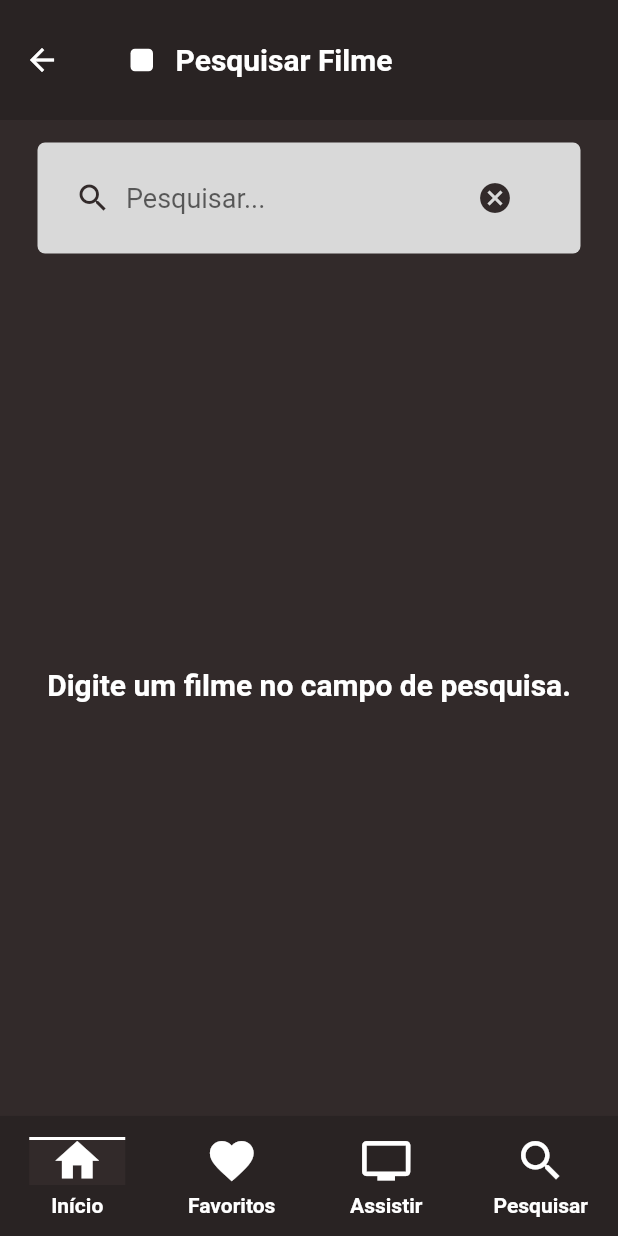
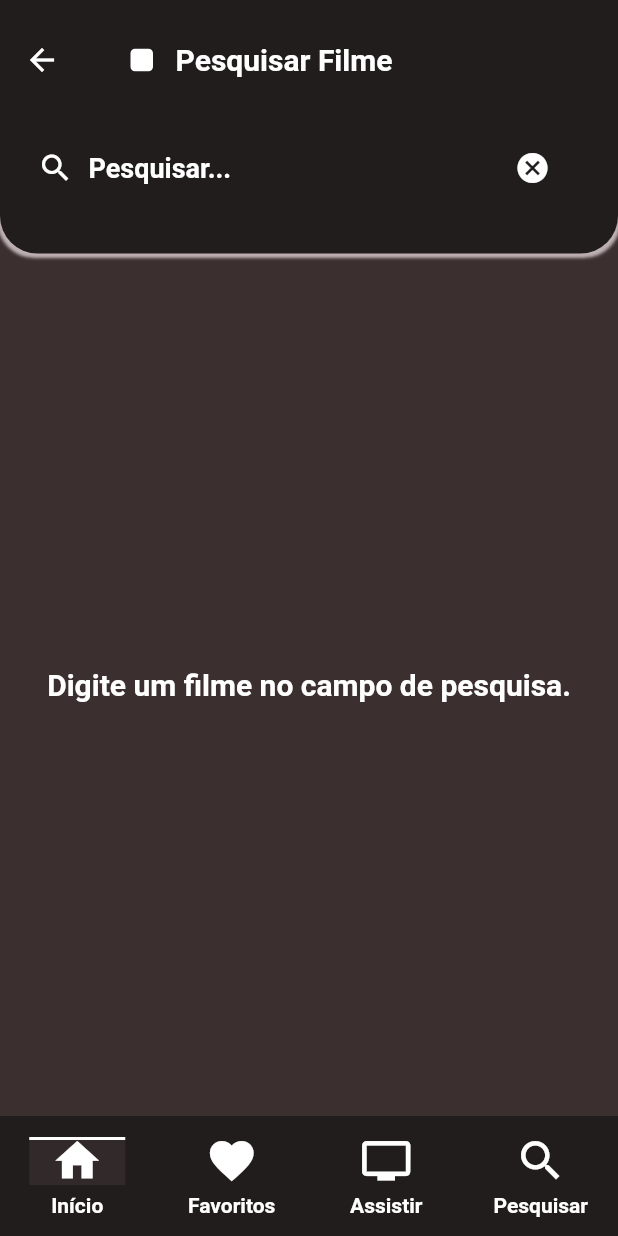
Before and after one commit to alexandrofuchs/fav_movies, a Flutter app: the SearchMoviePage screen opened by its route, on a phone screen of 412 x 824 dp. Run offline on Flutter 3.47's test engine with Material 3 defaults, Android fonts, the phone set to English and light mode, and no system bars; our stand-ins replace dio, equatable, flutter_animate, flutter_bloc, flutter_modular, sqflite and 1 more; missing offline and left inert: flutter_debouncer; accounts and stored records are empty; network calls fail.

Commit message:
fixed: [UI improvements, card borders,  details page new design]

```diff
--- a/lib/core/themes/app_colors.dart
+++ b/lib/core/themes/app_colors.dart
@@ -1,9 +1,9 @@
 import 'package:flutter/material.dart';
 
 abstract class AppColors {
-  static const Color primaryColorDark = Color(0xff292323);
+  static const Color primaryColorDark = Color(0xff221d1d);
   static const Color primaryColor = Color(0xff322A2A);
-  static const Color brandColor = Color(0xff6B5858);
+  static const Color brandColor = Color(0xffccbeb1);
   static const Color primaryColorLight = Color(0xffBDB1B1);
   static const Color secundaryColor = Color(0xffffffff);
   static const Color failedColor = Color(0xffFF6161);
--- a/lib/core/themes/app_theme.dart
+++ b/lib/core/themes/app_theme.dart
@@ -9,7 +9,7 @@ abstract class AppTheme with ThemedComponents {
       ThemeData.light(useMaterial3: false).copyWith(
           primaryColor: AppColors.primaryColor,
           primaryColorLight: AppColors.primaryColorLight,
-          scaffoldBackgroundColor: AppColors.primaryColor,
+          scaffoldBackgroundColor: const Color.fromARGB(255, 59, 47, 47),
           appBarTheme: ThemedComponents._appBarTheme(),
           iconTheme: ThemedComponents._iconThemeData(),
           navigationBarTheme: NavigationBarTheme.of(context).copyWith(
--- a/lib/core/widgets/buttons/default_main_button.dart
+++ b/lib/core/widgets/buttons/default_main_button.dart
@@ -30,7 +30,7 @@ class DefaultMainButton extends StatelessWidget {
       this.margin = const EdgeInsets.all(8),
       this.padding = const EdgeInsets.all(8),
       this.invertColors = false,
-      this.primaryColor = AppColors.primaryColor,
+      this.primaryColor = AppColors.primaryColorDark,
       this.secundaryColor = AppColors.secundaryColor,
       this.disable = false,
       this.width,
--- a/lib/core/widgets/common/common_widgets.dart
+++ b/lib/core/widgets/common/common_widgets.dart
@@ -90,12 +90,12 @@ mixin CommonWidgets {
           softWrap: true,
           maxLines: 2,
           text: TextSpan(
-            style: AppTextStyles.bodySmall,
+            style: AppTextStyles.bodyMedium,
             children: <TextSpan>[
               TextSpan(
                   text: label,
-                  style: AppTextStyles.bodySmall
-                      .copyWith(fontWeight: FontWeight.w700)),
+                  style: TextStyle(fontWeight: FontWeight.w700)
+                  ),
               TextSpan(text: text),
             ],
           ),
@@ -103,7 +103,7 @@ mixin CommonWidgets {
       );
 
   Widget divider() => const Padding(
-    padding: EdgeInsets.all(15),
+    padding: EdgeInsets.only(top: 15),
     child: Divider(
           color: AppColors.primaryColorDark,
           height: 2,
--- a/lib/core/widgets/loading/app_loading_dots_widget.dart
+++ b/lib/core/widgets/loading/app_loading_dots_widget.dart
@@ -9,7 +9,7 @@ class AppLoadingDots extends StatefulWidget {
   const AppLoadingDots(
       {super.key,
       this.dotSize = const Size(14, 14),
-      this.color = AppColors.primaryColor});
+      this.color = AppColors.primaryColorLight});
 
   @override
   State<StatefulWidget> createState() => _AppLoadingDotsState();
--- a/lib/core/widgets/search_widgets/search_widgets.dart
+++ b/lib/core/widgets/search_widgets/search_widgets.dart
@@ -1,3 +1,5 @@
+import 'package:fav_movies/core/themes/app_colors.dart';
+import 'package:fav_movies/core/themes/app_fonts.dart';
 import 'package:fav_movies/core/tools/debouncer/app_debouncer.dart';
 import 'package:flutter/material.dart';
 import 'package:flutter_modular/flutter_modular.dart';
@@ -14,15 +16,24 @@ mixin SearchWidgets {
     EdgeInsets margin = const EdgeInsets.only(right: 25, left: 25, top: 15),
   }) =>
       Container(
-          padding: padding,
-          margin: margin,
-          decoration: BoxDecoration(
-              color: const Color(0xffd9d9d9),
-              borderRadius: BorderRadius.circular(5)),
+          padding: const EdgeInsets.only(left: 25, bottom: 25, right: 25),
+          decoration: const BoxDecoration(
+            borderRadius: BorderRadius.only(bottomLeft: Radius.circular(25), bottomRight: Radius.circular(25)),
+             color: AppColors.primaryColorDark,
+             boxShadow: [
+              BoxShadow(
+                color: AppColors.primaryColorLight,
+                spreadRadius: 2,
+                blurRadius: 1,
+                offset: Offset(0, 1),
+              )
+             ]
+             ),
           child: Row(children: [
             const Icon(
               Icons.search,
               size: 24,
+              color: AppColors.secundaryColor,
             ),
             const SizedBox(
               width: 10,
@@ -31,21 +42,24 @@ mixin SearchWidgets {
                 child: TextFormField(
                               key: key,
                               controller: searchBarController,
+
+
                               autofocus: autofocus,
+                              style: AppTextStyles.labelMedium.copyWith(color: AppColors.secundaryColor),
                               onChanged: (value) {
                 Modular.get<AppDebouncer>().handleTextFieldChange(
                     const Duration(milliseconds: 500), value, debounceAction);
                               },
                               decoration: InputDecoration(
                   hintText: label,
-                  border:
-                      const UnderlineInputBorder(borderSide: BorderSide.none)),
+                  hintStyle: AppTextStyles.labelMedium,
+                  border: const UnderlineInputBorder(borderSide: BorderSide.none)),
                             )),
             const SizedBox(
               width: 10,
             ),
             IconButton(
-              icon: const Icon(Icons.cancel, size: 24),
+              icon: const Icon(Icons.cancel, size: 24, color: AppColors.secundaryColor,),
               padding: EdgeInsets.zero,
               onPressed: () {
                 searchBarController.text = '';
--- a/lib/modules/home/external/popular/popular_movie_model.dart
+++ b/lib/modules/home/external/popular/popular_movie_model.dart
@@ -1,7 +1,7 @@
 part of 'popular_movies_repository.dart';
 
 extension PopularMovieModel on Movie {
-  static const _imageAPIBaseURL = 'https://image.tmdb.org/t/p/w300/';
+  static const _imageAPIBaseURL = 'https://image.tmdb.org/t/p/w400/';
 
   static Movie fromMap(Map<String, dynamic> map) => Movie(
         adult: map['adult'],
```
Also changed, not shown: lib/core/widgets/movies/movie_widgets.dart (+5 -4 lines), lib/modules/details/presenter/pages/movie_details/movie_details_page.dart (+86 -75 lines), lib/modules/home/presenter/pages/popular_movies/popular_movies_page.dart (+9 -6 lines). Lines whose indentation alone changed are shown as unchanged.
